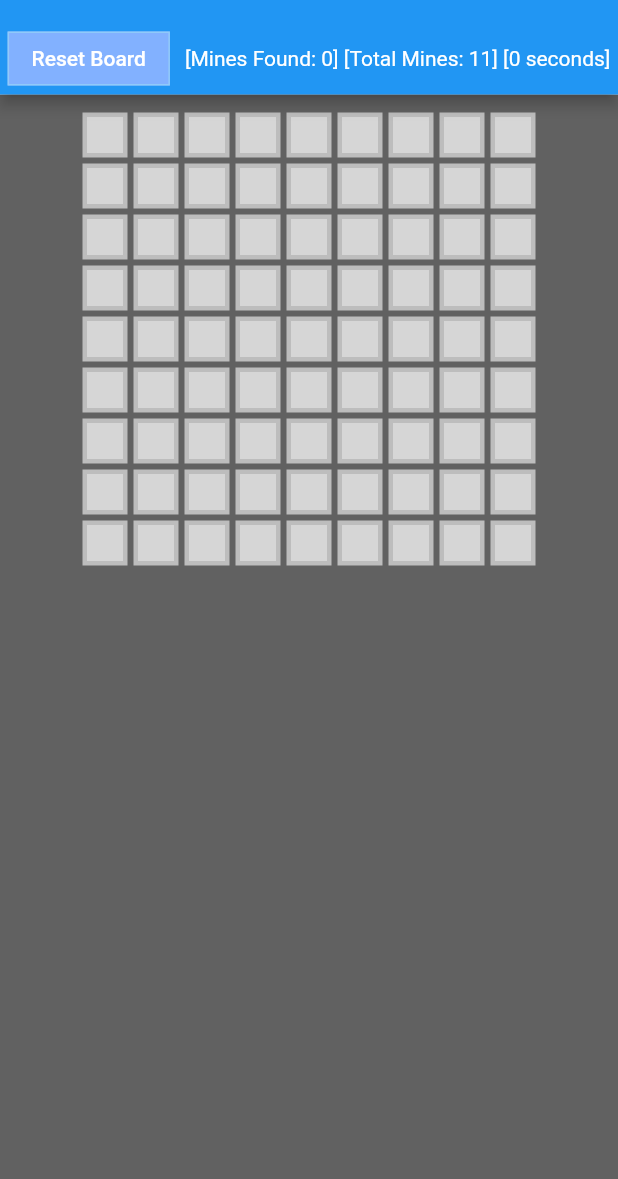
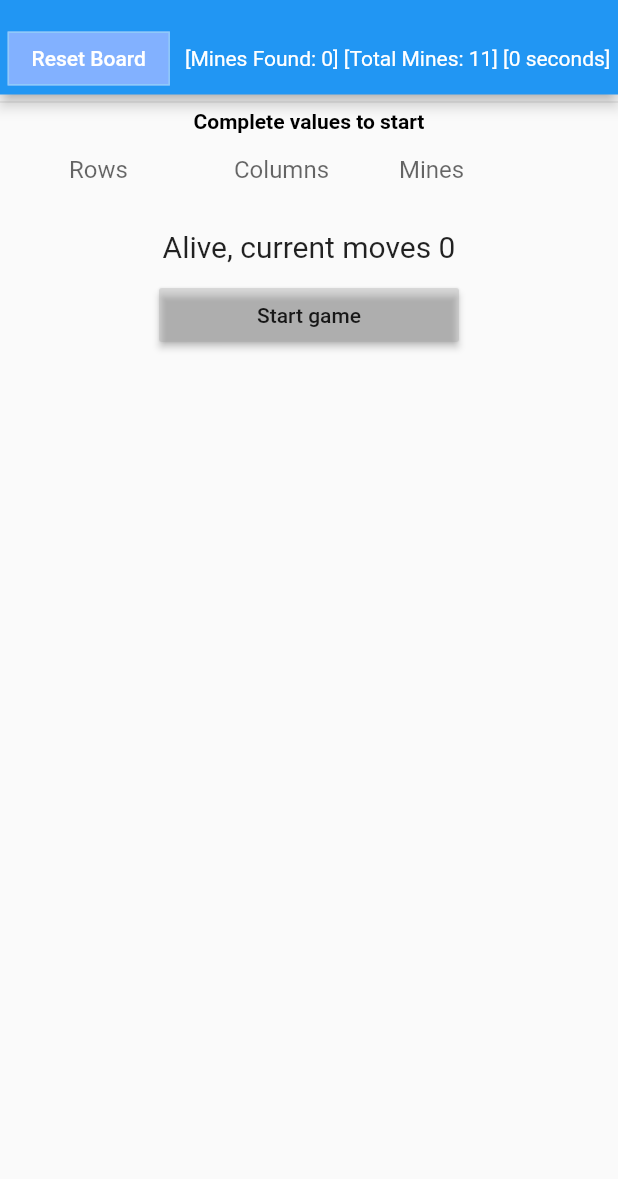
Before and after one commit to nvalfre/minesweeper-Client, a Flutter app: the Board screen opened directly, on a phone screen of 412 x 824 dp, the part 57-1236 px from its top. Run offline on Flutter 3.47's test engine with Material 2 defaults, Android fonts, the phone set to English and light mode, and no system bars.

Commit message:
Add hardcoded logic and status game event handling.

```diff
--- a/lib/app/router/router.dart
+++ b/lib/app/router/router.dart
@@ -1,6 +1,5 @@
 import 'package:flutter/material.dart';
 import 'package:minesweeper/view/game_history.dart';
-import 'package:minesweeper/view/game_new.dart';
 import 'package:minesweeper/view/home.dart';
 
 import '../../view/game_board_main.dart';
@@ -9,7 +8,6 @@ final _appName = 'minesweeper app';
 
 final homeRoute = '/home';
 final gameRoute = '/game';
-final newGameRoute = '/newGame';
 final historyRoute = '/history';
 
 MaterialApp initRouter() {
@@ -19,7 +17,6 @@ MaterialApp initRouter() {
     initialRoute: homeRoute,
     routes: {
       homeRoute: (context) => Home(),
-      newGameRoute: (context) => NewGame(),
       historyRoute: (context) => GameHistory(),
       gameRoute: (context) => MineSweeper(),
     },
--- a/lib/view/game_board_main.dart
+++ b/lib/view/game_board_main.dart
@@ -1,10 +1,20 @@
 import 'package:flutter/material.dart';
+import 'package:minesweeper/app/router/router.dart';
 import 'dart:math';
 import 'dart:async';
 
 import 'package:minesweeper/view/game_position.dart';
 
 import 'game_position_covered.dart';
+
+enum Game { waiting, started, paused, finished }
+
+const waitingForStart = "Start game";
+const started = "Game in progress";
+const pauseGame = "Pause Game.";
+const resumeGame = "Resume Game.";
+const paused = "Game paused.";
+const finished = "Game finished!";
 
 enum PositionState {
   covered, //default
@@ -16,14 +26,18 @@ enum PositionState {
 
 void main() => runApp(MineSweeper());
 
-class MineSweeper extends StatelessWidget {
+class MineSweeper extends StatefulWidget {
+  @override
+  _MineSweeperState createState() => _MineSweeperState();
+}
+
+class _MineSweeperState extends State<MineSweeper> {
   @override
   Widget build(BuildContext context) {
     return MaterialApp(
-      debugShowCheckedModeBanner: false,
-      title: "Mine Sweeper - flutter",
-      home: Board(),
-    );
+        debugShowCheckedModeBanner: false,
+        title: "Minesweeper - flutter",
+        home: Board());
   }
 }
 
@@ -33,13 +47,19 @@ class Board extends StatefulWidget {
 }
 
 class BoardState extends State<Board> {
-  final int rows = 9; //tbd -> create endpoints to start new game
-  final int cols = 9;
-  final int numOfMines = 11;
+  //tbd -> TODO  POST create endpoints to start new game
+  final rowsController = TextEditingController();
+  final colsController = TextEditingController();
+  final minesController = TextEditingController();
+  int rows = 9;
+  int cols = 9;
+  int numOfMines = 11;
+  String currentGameStatus = waitingForStart;
 
   List<List<PositionState>> gridState;
   List<List<bool>> gridBombPositions;
 
+  int count = 0;
   bool alive;
   bool wonGame;
   int minesFound;
@@ -49,18 +69,42 @@ class BoardState extends State<Board> {
   @override
   void initState() {
     resetBoard();
+    rowsController.addListener(_printRowsValue);
+    colsController.addListener(_printColumnValue);
+    minesController.addListener(_printMinestValue);
     super.initState();
+  }
+
+  _printRowsValue() {
+    print("Rows text field: ${rowsController.text}");
+  }
+
+  _printColumnValue() {
+    print("Columns text field: ${colsController.text}");
+  }
+
+  _printMinestValue() {
+    print("Mines text field: ${minesController.text}");
   }
 
   @override
   void dispose() {
+    rowsController.dispose();
+    colsController.dispose();
+    minesController.dispose();
     timer?.cancel();
     super.dispose();
   }
 
   void resetBoard() {
+    //TODO TBD => POST StartNewGame
     alive = true;
     wonGame = false;
+
+    rowsController.text = "";
+    colsController.text = "";
+    minesController.text = "";
+    currentGameStatus = waitingForStart;
     minesFound = 0;
     stopwatch.reset();
 
@@ -128,17 +172,118 @@ class BoardState extends State<Board> {
                         text: wonGame
                             ? "You've Won! $timeElapsed seconds"
                             : alive
-                                ? "[Mines Found: $minesFound] [Total Mines: $numOfMines] [$timeElapsed seconds]"
-                                : "You've Lost! $timeElapsed seconds"),
+                            ? "[Mines Found: $minesFound] [Total Mines: $numOfMines] [$timeElapsed seconds]"
+                            : "You've Lost! $timeElapsed seconds"),
                   ),
                 ),
               ],
             ),
           )),
-      body: Container(
-        color: Colors.grey[50],
-        child: Center(
-          child: buildBoard(),
+      body: SingleChildScrollView(
+        child: Column(
+          children: [
+            Center(
+              child: currentGameStatus != waitingForStart
+                  ? buildBoard()
+                  : Container(),
+            ),
+            Divider(
+              height: 10,
+            ),
+            Container(
+              child: Text(
+                "Complete values to start",
+                style: TextStyle(
+                  color: Colors.black,
+                  fontWeight: FontWeight.bold,
+                ),
+              ),
+            ),
+            currentGameStatus == waitingForStart ? Row(
+              mainAxisAlignment: MainAxisAlignment.center,
+              children: [
+                Container(
+                    width: 100,
+                    child: TextField(
+                      decoration: InputDecoration(
+                          border: InputBorder.none, hintText: 'Rows'),
+                      controller: rowsController,
+                    )),
+                SizedBox(
+                  width: 10,
+                ),
+                Container(
+                  width: 100,
+                  child: TextField(
+                    decoration: InputDecoration(
+                        border: InputBorder.none, hintText: 'Columns'),
+                    controller: colsController,
+                  ),
+                ),
+                SizedBox(
+                  width: 10,
+                ),
+                Container(
+                  width: 100,
+                  child: TextField(
+                    decoration: InputDecoration(
+                        border: InputBorder.none, hintText: 'Mines'),
+                    controller: minesController,
+                  ),
+                ),
+              ],
+            ) : Container(),
+            Container(
+              child: Column(
+                mainAxisAlignment: MainAxisAlignment.center,
+                children: [
+                  Text(currentGameStatus == waitingForStart
+                      ? ""
+                      : currentGameStatus),
+                  Container(
+                      child: currentGameStatus == started
+                          ? MaterialButton(
+                        color: Colors.grey.withOpacity(0.3),
+                        minWidth: 200,
+                        onPressed: () => pauseBoard(),
+                        child: Text(pauseGame),
+                      )
+                          : currentGameStatus == paused
+                          ? MaterialButton(
+                        color: Colors.grey.withOpacity(0.3),
+                        minWidth: 200,
+                        onPressed: () => pauseBoard(),
+                        child: Text(resumeGame),
+                      )
+                          : null),
+                  SizedBox(
+                    width: 10,
+                  ),
+                  Text(
+                    alive && wonGame
+                        ? "$finished - you win!"
+                        : alive
+                        ? "Alive, current moves $count"
+                        : "$finished - you lost.",
+                    style: TextStyle(
+                      color: Colors.black87,
+                      fontSize: 20.0,
+                    ),
+                  ),
+                ],
+              ),
+            ),
+            SizedBox(
+              height: 10,
+            ),
+            Container(
+              child: MaterialButton(
+                  color: Colors.grey.withOpacity(0.3),
+                  minWidth: 200,
+                  onPressed: () => startBoard(),
+                  child: Text(currentGameStatus)),
+            ),
+          ],
         ),
       ),
     );
@@ -153,7 +298,7 @@ class BoardState extends State<Board> {
         PositionState state = gridState[y][x];
         int count = mineCount(x, y);
 
-        if (!alive) { //game is still in progress
+        if (!alive) {
           if (state != PositionState.bomb)
             state = gridBombPositions[y][x] ? PositionState.revealed : state;
         }
@@ -165,7 +310,8 @@ class BoardState extends State<Board> {
                 flag(x, y);
               },
               onTap: () {
-                if (state == PositionState.covered) probe(x, y);
+                if (state == PositionState.covered)
+                  probe(x, y); //POST ClickPosition
               },
               child: Listener(
                 child: CoveredMineTile(
@@ -226,10 +372,11 @@ class BoardState extends State<Board> {
         if (!stopwatch.isRunning) stopwatch.start();
       }
     });
+    count++;
   }
 
   void open(int x, int y) {
-    if (!inBoard(x, y)) return;
+    if (!isValidPosition(x, y)) return;
     if (gridState[y][x] == PositionState.open) return;
     gridState[y][x] = PositionState.open;
 
@@ -237,8 +384,10 @@ class BoardState extends State<Board> {
 
     open(x - 1, y);
     open(x + 1, y);
+
     open(x, y - 1);
     open(x, y + 1);
+
     open(x - 1, y - 1);
     open(x + 1, y + 1);
     open(x + 1, y - 1);
@@ -260,18 +409,61 @@ class BoardState extends State<Board> {
 
   int mineCount(int x, int y) {
     int count = 0;
-    count += bombs(x - 1, y);
-    count += bombs(x + 1, y);
-    count += bombs(x, y - 1);
-    count += bombs(x, y + 1);
-    count += bombs(x - 1, y - 1);
-    count += bombs(x + 1, y + 1);
-    count += bombs(x + 1, y - 1);
-    count += bombs(x - 1, y + 1);
+
+    count += isBomb(x - 1, y);
+    count += isBomb(x + 1, y);
+
+    count += isBomb(x, y - 1);
+    count += isBomb(x, y + 1);
+
+    count += isBomb(x - 1, y - 1);
+    count += isBomb(x + 1, y + 1);
+    count += isBomb(x + 1, y - 1);
+    count += isBomb(x - 1, y + 1);
     return count;
   }
 
-  int bombs(int x, int y) => inBoard(x, y) && gridBombPositions[y][x] ? 1 : 0;
+  int isBomb(int x, int y) =>
+      isValidPosition(x, y) && gridBombPositions[y][x] ? 1 : 0;
 
-  bool inBoard(int x, int y) => x >= 0 && x < cols && y >= 0 && y < rows;
+  bool isValidPosition(int x, int y) =>
+      x >= 0 && x < cols && y >= 0 && y < rows;
+
+  startBoard() {
+    setState(() {
+      rows = int.parse (rowsController.text);
+      cols = int.parse(colsController.text);
+      numOfMines = int.parse(minesController.text);
+
+      if (!isValidInput()) {
+        resetBoard();
+        _showAlert(context);
+      } else {
+        resetBoard();
+        currentGameStatus = started;
+      }
+
+    });
+  }
+
+  pauseBoard() {
+    setState(() {
+      currentGameStatus = paused;
+    });
+  }
+
+  bool isValidInput() {
+    return (rows > 9 && cols > 9 && numOfMines > 12) && (rows < 30 && cols < 30 && numOfMines < 500 );
+  }
+
+  void _showAlert(BuildContext context) {
+    showDialog(
+        context: context,
+        builder: (context) => AlertDialog(
+          title: Text("Invalid Input"),
+          content: Text("Invalid Input, minimum 10x10, maximum 30x30, mines maximum is 500 "),
+        )
+    );
+  }
+
 }
--- a/lib/view/game_new.dart
+++ /dev/null
@@ -1,8 +0,0 @@
-import 'package:flutter/material.dart';
-
-class NewGame extends StatelessWidget {
-  @override
-  Widget build(BuildContext context) {
-    return Container();
-  }
-}
--- a/lib/view/home.dart
+++ b/lib/view/home.dart
@@ -5,7 +5,7 @@ class Home extends StatefulWidget {
   @override
   _HomeState createState() => _HomeState();
 }
-final String _startText = "Start New Game";
+final String _startText = "Game";
 final String _historyText = "Games history";
 
 class _HomeState extends State<Home> {
```
